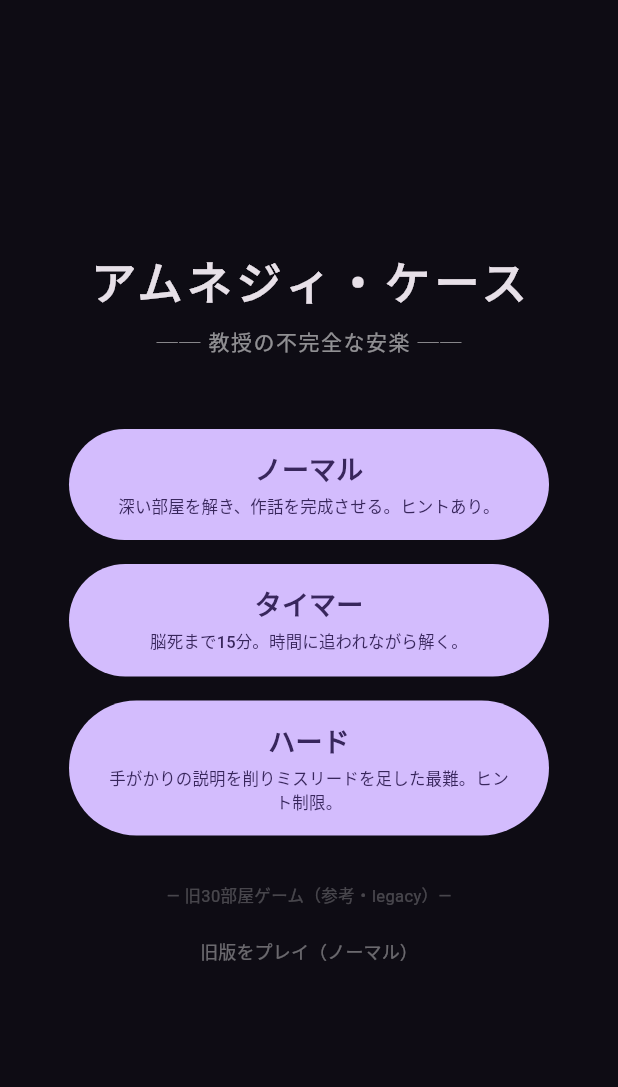
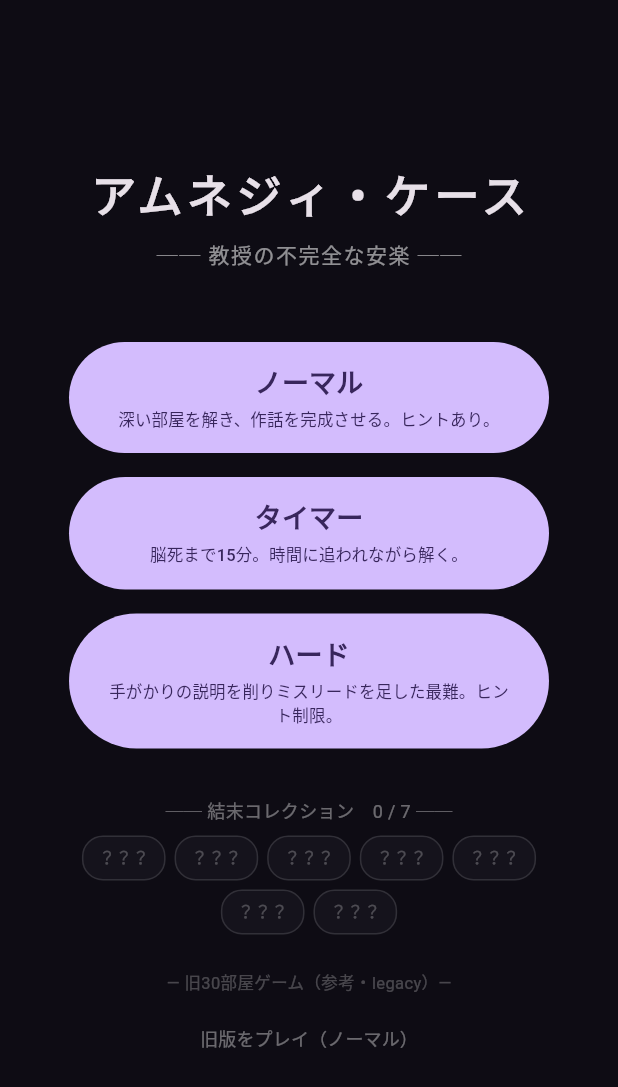
Before and after one commit to sk1214-gkms/kioku-no-kairou, a Flutter app: the screen it shows after launch, on a phone screen of 412 x 824 dp. Shown: the top 1087 px of the screen. Run offline on Flutter 3.47's test engine with Material 3 defaults, Android fonts, the phone set to English and light mode, and no system bars; our stand-ins replace shared_preferences.

Commit message:
謎強化PhaseB: 結末コレクション(到達した7結末を永続記録＋タイトルにギャラリー)
- CollectionService新設(shared_preferences, 新規開始でクリアしない)
- DeepCampaignFlow: 結末到達時に markSeen で記録
- TitleScreen: 『結末コレクション X/7』＋7結末チップ(未到達は？？？)で周回・コンプリート動機を提示
Co-Authored-By: Claude Opus 4.8 <noreply@anthropic.com>

```diff
--- /dev/null
+++ b/lib/collection_service.dart
@@ -0,0 +1,24 @@
+import 'package:shared_preferences/shared_preferences.dart';
+
+/// 到達した結末コードを永続記録する（周回・コンプリート動機）。
+/// セーブ(中断)とは別物。新規開始でクリアしない（コレクションは積み上げ）。
+class CollectionService {
+  static const _key = 'kioku_endings_seen_v1';
+
+  Future<Set<String>> seen() async {
+    final p = await SharedPreferences.getInstance();
+    return (p.getStringList(_key) ?? const <String>[]).toSet();
+  }
+
+  Future<void> markSeen(String code) async {
+    if (code.isEmpty) return;
+    final p = await SharedPreferences.getInstance();
+    final s = (p.getStringList(_key) ?? <String>[]).toSet();
+    if (s.add(code)) await p.setStringList(_key, s.toList());
+  }
+
+  Future<void> clear() async {
+    final p = await SharedPreferences.getInstance();
+    await p.remove(_key);
+  }
+}
--- a/lib/screens/deep_campaign_flow.dart
+++ b/lib/screens/deep_campaign_flow.dart
@@ -2,6 +2,7 @@ import 'dart:async';
 import 'dart:convert';
 import 'package:flutter/material.dart';
 import 'package:flutter/services.dart' show rootBundle;
+import '../collection_service.dart';
 import '../content_repository.dart';
 import '../deep_save_service.dart';
 import '../endings_eval.dart';
@@ -28,6 +29,7 @@ class DeepCampaignFlow extends StatefulWidget {
 class _DeepCampaignFlowState extends State<DeepCampaignFlow>
     with WidgetsBindingObserver {
   final DeepSaveService _saveService = DeepSaveService();
+  final CollectionService _collection = CollectionService();
 
   static const _manifest = 'data/deep_rooms/campaign.json';
   static const _judgmentPath = 'data/deep_rooms/judgment.json';
@@ -183,6 +185,7 @@ class _DeepCampaignFlowState extends State<DeepCampaignFlow>
     // 部屋途中で脳死なら点灯済みのみ。R13収束以降(reveal/judgment)は全10文字。
     _earnedLetters = _phase == _Phase.room ? _litCount(_idx) : 10;
     final res = evaluateConfabEnding(_gs, _repo!, brainDead: true);
+    _collection.markSeen(res.ending); // 結末コレクションに記録
     setState(() {
       _ending = res;
       _phase = _Phase.ending;
@@ -213,6 +216,7 @@ class _DeepCampaignFlowState extends State<DeepCampaignFlow>
     _tAtJudgment = _remaining.value < 0 ? 0 : _remaining.value;
     _earnedLetters = 10; // R13収束で抑圧されたHも露見＝GEDÄCHTNIS全10文字
     final res = evaluateConfabEnding(_gs, _repo!, brainDead: false);
+    _collection.markSeen(res.ending); // 結末コレクションに記録
     setState(() {
       _ending = res;
       _phase = _Phase.ending;
--- a/lib/screens/title_screen.dart
+++ b/lib/screens/title_screen.dart
@@ -1,4 +1,5 @@
 import 'package:flutter/material.dart';
+import '../collection_service.dart';
 import '../deep_save_service.dart';
 import '../save_service.dart';
 import 'deep_campaign_flow.dart';
@@ -16,9 +17,22 @@ class TitleScreen extends StatefulWidget {
 class _TitleScreenState extends State<TitleScreen> {
   final SaveService _save = SaveService();
   final DeepSaveService _deepSave = DeepSaveService();
+  final CollectionService _collection = CollectionService();
   SavedRun? _saved;
   DeepSavedRun? _deepSaved;
+  Set<String> _seen = {};
   bool _loading = true;
+
+  // 結末コレクション表示用（コード→題）。配布順＝物語の振れ幅。
+  static const List<List<String>> _allEndings = [
+    ['A+', '完璧な偽物'],
+    ['A', '作話の綻び'],
+    ['B', '忘却の揺り籠'],
+    ['C', '断罪の重圧'],
+    ['S', '深淵の白'],
+    ['True', '白慈の審判'],
+    ['D', '精神の死'],
+  ];
 
   @override
   void initState() {
@@ -29,10 +43,12 @@ class _TitleScreenState extends State<TitleScreen> {
   Future<void> _reload() async {
     final s = await _save.load();
     final d = await _deepSave.load();
+    final seen = await _collection.seen();
     if (!mounted) return;
     setState(() {
       _saved = s;
       _deepSaved = d;
+      _seen = seen;
       _loading = false;
     });
   }
@@ -133,6 +149,8 @@ class _TitleScreenState extends State<TitleScreen> {
                   _modeButton(
                       'ハード', '手がかりの説明を削りミスリードを足した最難。ヒント制限。', 'hard'),
                   const SizedBox(height: 24),
+                  _endingCollection(),
+                  const SizedBox(height: 24),
                   // ===== 旧30部屋ゲーム（参考・legacy）=====
                   const Text('― 旧30部屋ゲーム（参考・legacy）―',
                       style: TextStyle(color: Colors.white24, fontSize: 11)),
@@ -155,6 +173,40 @@ class _TitleScreenState extends State<TitleScreen> {
           ),
         ),
       ),
+    );
+  }
+
+  Widget _endingCollection() {
+    return SizedBox(
+      width: 320,
+      child: Column(
+        children: [
+          Text('── 結末コレクション　${_seen.length} / ${_allEndings.length} ──',
+              style: const TextStyle(color: Colors.white38, fontSize: 12)),
+          const SizedBox(height: 8),
+          Wrap(
+            spacing: 6,
+            runSpacing: 6,
+            alignment: WrapAlignment.center,
+            children: [for (final e in _allEndings) _endingChip(e)],
+          ),
+        ],
+      ),
+    );
+  }
+
+  Widget _endingChip(List<String> e) {
+    final got = _seen.contains(e[0]);
+    return Container(
+      padding: const EdgeInsets.symmetric(horizontal: 10, vertical: 6),
+      decoration: BoxDecoration(
+        color: got ? const Color(0xFF2A2438) : const Color(0xFF15131C),
+        border: Border.all(color: got ? Colors.amberAccent : Colors.white12),
+        borderRadius: BorderRadius.circular(14),
+      ),
+      child: Text(got ? '${e[0]} ${e[1]}' : '？？？',
+          style: TextStyle(
+              fontSize: 11, color: got ? Colors.amberAccent : Colors.white24)),
     );
   }
 
```
